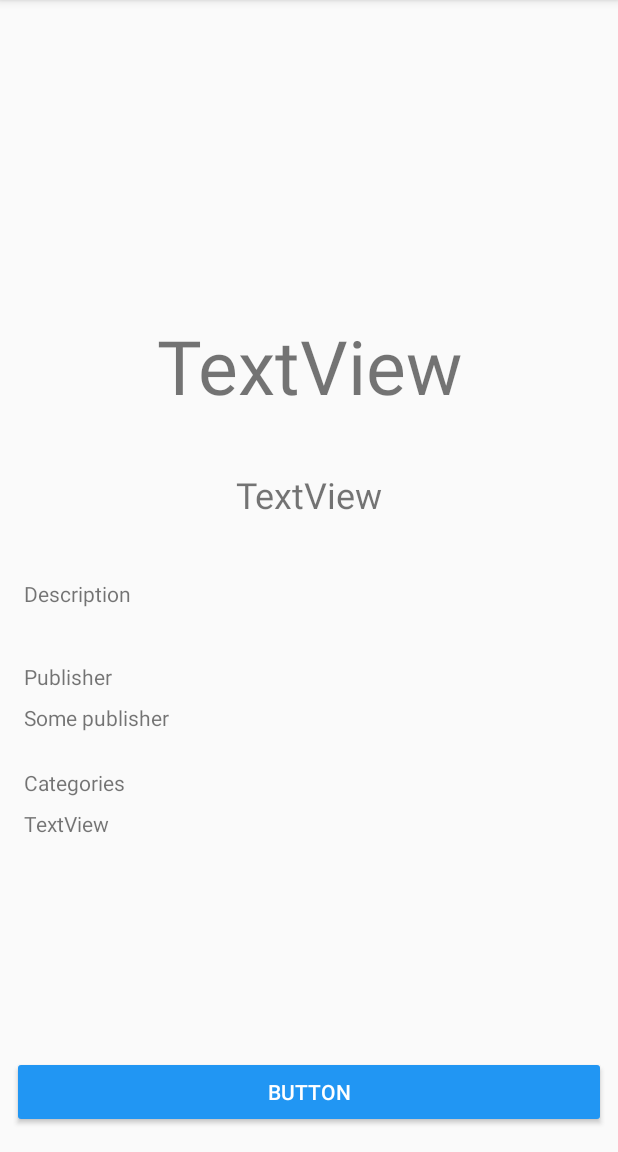
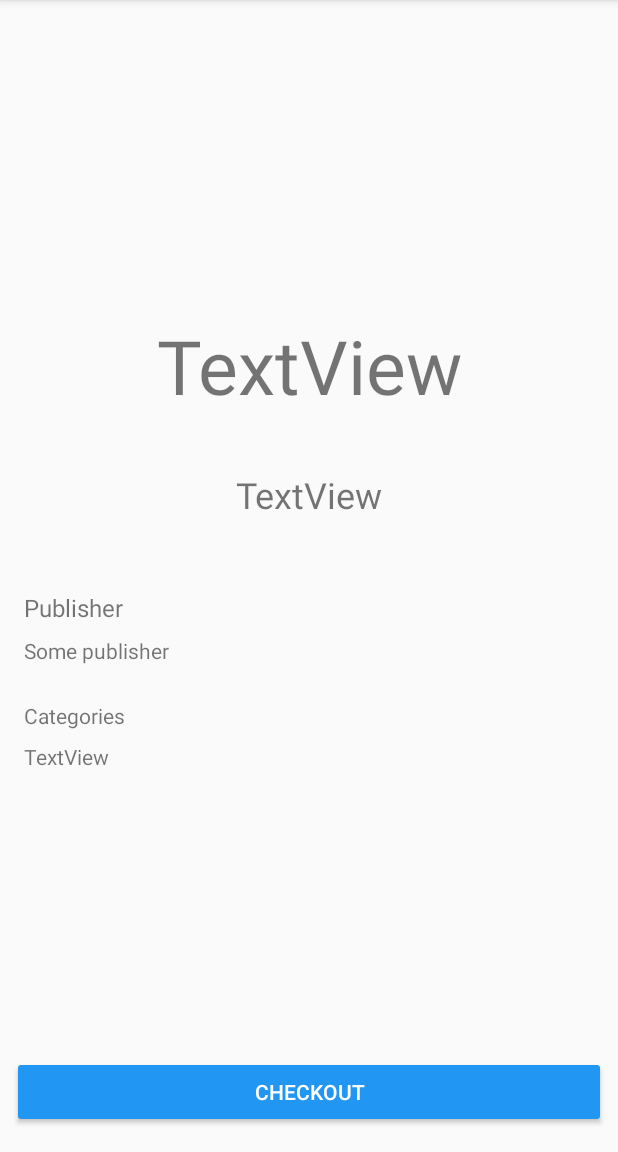
Before and after one commit to jgsamudio/DigitalLibrary, an Android app: the BookDetailActivity screen opened directly, with no data from a screen before it, on a phone screen of 412 x 824 dp, the part 84-1236 px from its top. Run offline under Robolectric (Android 15) with nearby library versions, the phone set to English and light mode, and no system bars; network calls fail; 4 statements that could not run were skipped.

Commit message:
Updated constraints for book detail activity

```diff
--- a/app/src/main/java/com/example/prolificinteractive/digitallibrary/bookDetail/BookDetailActivity.kt
+++ b/app/src/main/java/com/example/prolificinteractive/digitallibrary/bookDetail/BookDetailActivity.kt
@@ -28,6 +28,9 @@ class BookDetailActivity : AppCompatActivity() {
         val authorTextView = findViewById<TextView>(R.id.textView3)
         authorTextView.text = book.author
         authorTextView.textSize = 24.0F
+
+        val publisherTextView = findViewById<TextView>(R.id.textView5)
+        publisherTextView.textSize = 16.0F
     }
 
     private fun setupActionBar() {
--- a/app/src/main/res/layout/activity_book_detail.xml
+++ b/app/src/main/res/layout/activity_book_detail.xml
@@ -35,27 +35,21 @@
             android:textAlignment="center"/>
 
     <TextView
-            android:text="Description"
+            android:text="@string/publisher"
             android:layout_width="wrap_content"
             android:layout_height="wrap_content"
-            android:id="@+id/textView4" android:layout_marginTop="40dp"
-            app:layout_constraintTop_toBottomOf="@+id/textView3" app:layout_constraintStart_toStartOf="parent"
-            android:layout_marginStart="16dp"/>
-
-    <TextView
-            android:text="Publisher"
-            android:layout_width="wrap_content"
-            android:layout_height="wrap_content"
-            android:id="@+id/textView5" app:layout_constraintStart_toStartOf="@+id/textView4"
-            android:layout_marginTop="36dp"
-            app:layout_constraintTop_toBottomOf="@+id/textView4"/>
+            android:id="@+id/textView5"
+            app:layout_constraintStart_toStartOf="parent"
+            android:layout_marginStart="16dp" android:layout_marginTop="48dp"
+            app:layout_constraintTop_toBottomOf="@+id/textView3"/>
 
     <TextView
             android:text="Some publisher"
             android:layout_width="wrap_content"
             android:layout_height="wrap_content"
             android:id="@+id/textView6" android:layout_marginTop="8dp"
-            app:layout_constraintTop_toBottomOf="@+id/textView5" app:layout_constraintStart_toStartOf="@+id/textView5"
+            app:layout_constraintTop_toBottomOf="@+id/textView5"
+            app:layout_constraintStart_toStartOf="@+id/textView5"
     />
 
     <TextView
@@ -63,7 +57,8 @@
             android:layout_width="wrap_content"
             android:layout_height="wrap_content"
             android:id="@+id/textView7" android:layout_marginTop="24dp"
-            app:layout_constraintTop_toBottomOf="@+id/textView6" app:layout_constraintStart_toStartOf="@+id/textView6"
+            app:layout_constraintTop_toBottomOf="@+id/textView6"
+            app:layout_constraintStart_toStartOf="@+id/textView6"
     />
 
     <TextView
@@ -71,11 +66,11 @@
             android:layout_width="wrap_content"
             android:layout_height="wrap_content"
             android:id="@+id/textView8" android:layout_marginTop="8dp"
-            app:layout_constraintTop_toBottomOf="@+id/textView7" app:layout_constraintStart_toStartOf="@+id/textView7"
-    />
+            app:layout_constraintTop_toBottomOf="@+id/textView7"
+            app:layout_constraintStart_toStartOf="@+id/textView7"/>
 
     <Button
-            android:text="Button"
+            android:text="@string/checkout"
             android:layout_height="wrap_content"
             android:id="@+id/button2"
             android:backgroundTint="@color/colorSecondary"
--- a/app/src/main/res/values/strings.xml
+++ b/app/src/main/res/values/strings.xml
@@ -13,4 +13,5 @@
     <string name="discard_information_description">Are you sure you want to discard information?</string>
     <string name="discard">Discard</string>
     <string name="cancel">Cancel</string>
+    <string name="checkout">Checkout</string>
 </resources>
```
